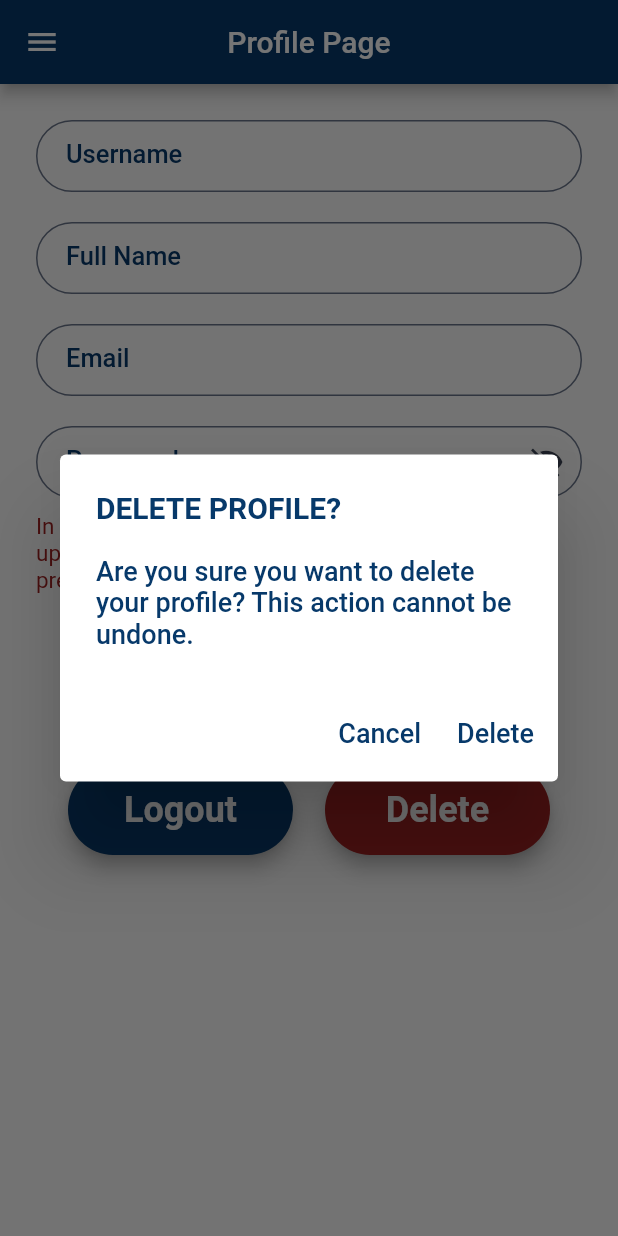
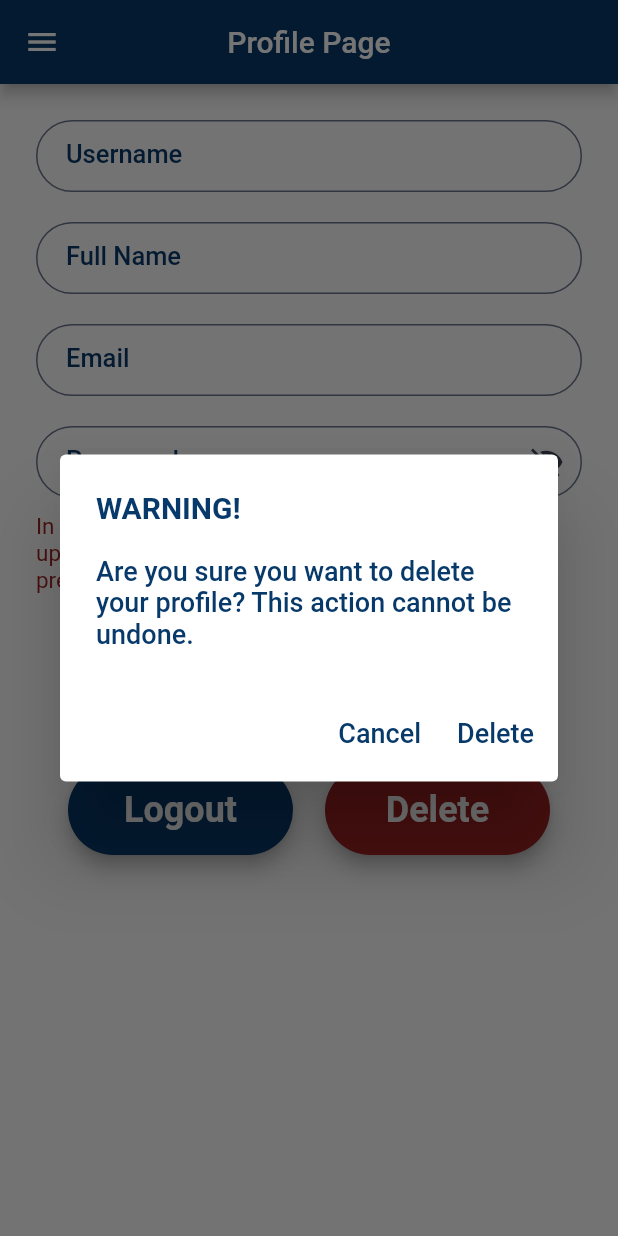
Before and after one commit to aunshpatel/flutter-todo_list, a Flutter app: the ProfilePage screen opened by its route, after a tap on "Delete", on a phone screen of 412 x 824 dp. Run offline on Flutter 3.47's test engine with Material 3 defaults, Android fonts, the phone set to English and light mode, and no system bars; our stand-ins replace flutter_bloc, shared_preferences; accounts and stored records are empty; network calls fail.

Commit message:
Update AlertBox text

```diff
--- a/lib/screens/profile_page.dart
+++ b/lib/screens/profile_page.dart
@@ -101,7 +101,7 @@ class _ProfilePageState extends State<ProfilePage> {
       barrierDismissible: false,
       builder: (context) {
         return AlertDialog.adaptive(
-          title: Text('LOGOUT?', style: kBlueBoldSize20Text,),
+          title: Text('WARNING!', style: kBlueBoldSize20Text,),
           content: Text('Are you sure you want to logout?', style: kBlueSize18Text,),
           actions: [
             TextButton(
@@ -145,7 +145,7 @@ class _ProfilePageState extends State<ProfilePage> {
       barrierDismissible: false,
       builder: (context) {
         return AlertDialog.adaptive(
-          title: Text('DELETE PROFILE?', style: kBlueBoldSize20Text,),
+          title: Text('WARNING!', style: kBlueBoldSize20Text,),
           content: Text('Are you sure you want to delete your profile? This action cannot be undone.', style: kBlueSize18Text,),
           actions: [
             TextButton(
```
